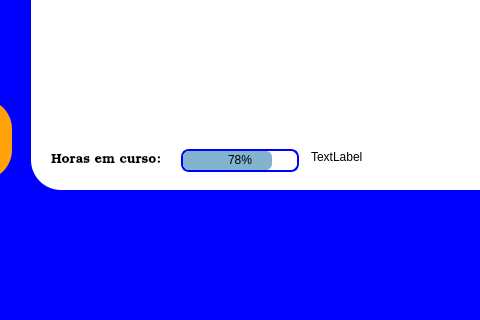
Before: the Qt Designer form src-v1/PetroPlanner/telainicial.ui in ldsc/ProjetoEngenharia-SimuladorDePlanejamentoDasAtividadesDoEstudanteEngenharia, drawn with Qt 5; both pictures show x 659 to 1139 and y 191 to 511 of the 1308 by 728 pixel window.
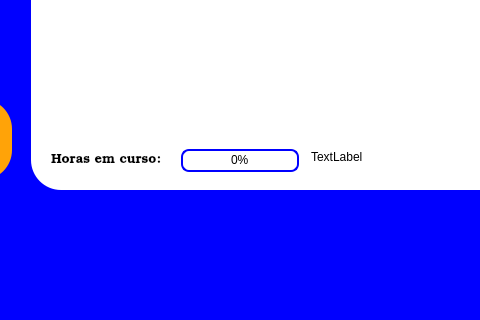
After: the same form once the commit is applied.

```diff
--- a/src-v1/PetroPlanner/telainicial.ui
+++ b/src-v1/PetroPlanner/telainicial.ui
@@ -268,10 +268,10 @@
       <string notr="true">QProgressBar {    border: 2px solid blue;    border-radius: 8px;  text-align: center;} QProgressBar::chunk {background-color: #82b4cf; border-radius: 6px;}</string>
      </property>
      <property name="minimum">
-      <number>6</number>
+      <number>0</number>
      </property>
      <property name="value">
-      <number>80</number>
+      <number>0</number>
      </property>
     </widget>
     <widget class="QLabel" name="labelHorasEmCurso2">
```
